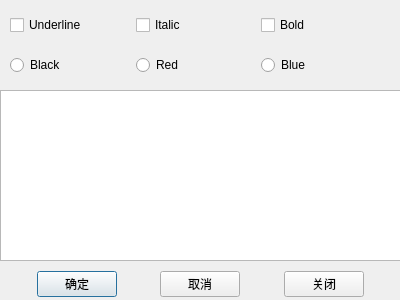
The window that dialog_text_edit.ui (trainA/Qt_demo) describes before a commit, drawn with Qt 5.
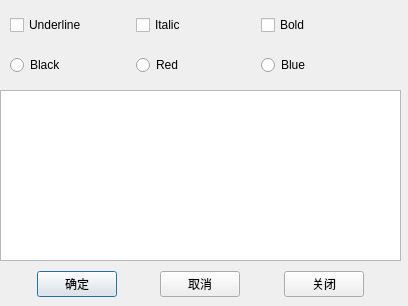
The same window after the commit.

```diff
--- a/dialog_text_edit.ui
+++ b/dialog_text_edit.ui
@@ -6,8 +6,8 @@
    <rect>
     <x>0</x>
     <y>0</y>
-    <width>400</width>
-    <height>300</height>
+    <width>408</width>
+    <height>306</height>
    </rect>
   </property>
   <property name="windowTitle">
```
Left out of the diff: 4 changed lines with no effect on the pictures.
